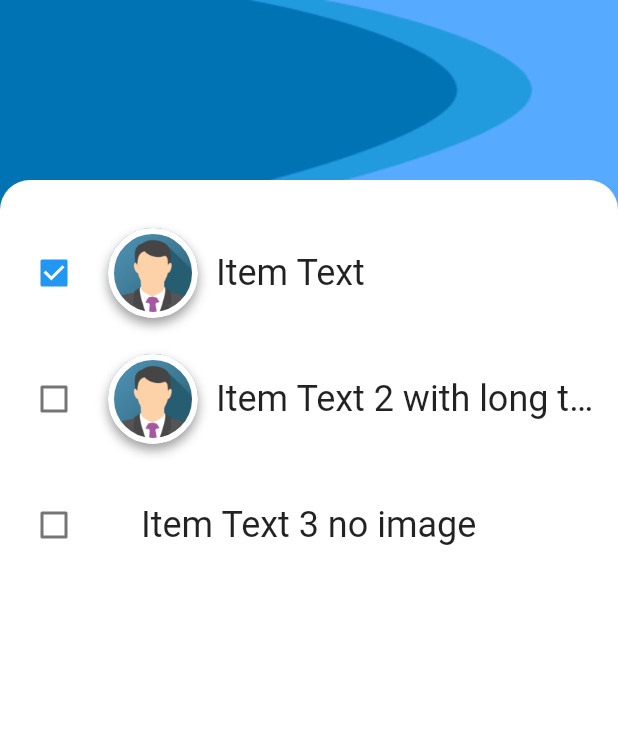
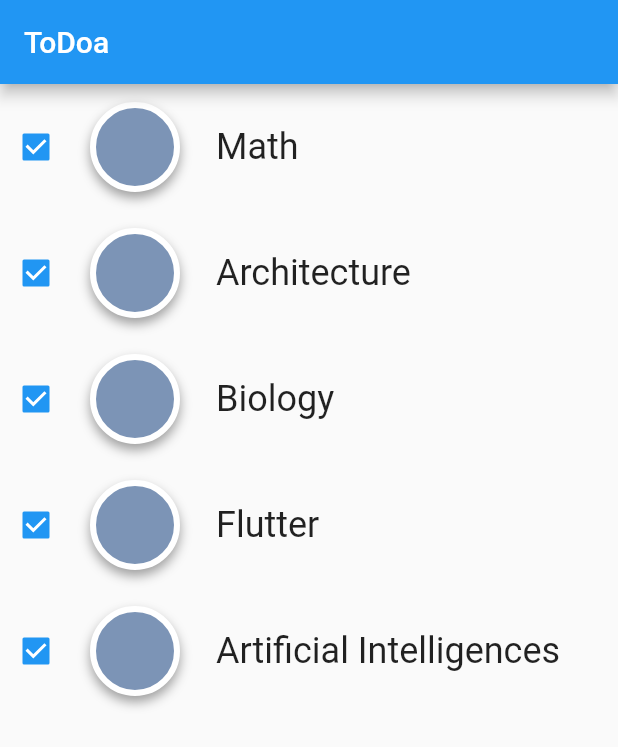
Before and after one commit to lamrak/flutter_app_todoa, a Flutter app: the screen it shows after launch, on a phone screen of 412 x 824 dp. Shown: the top 747 px of the screen. Run offline on Flutter 3.47's test engine with Material 2 defaults, Android fonts, the phone set to English and light mode, and no system bars.

Commit message:
Feat: prepare code before lesson

```diff
--- a/lib/main.dart
+++ b/lib/main.dart
@@ -1,16 +1,18 @@
 import 'package:flutter/material.dart';
+import 'package:flutter_app_todoa/to_do_row.dart';
 
 void main() {
-  runApp(MyApp());
+  runApp(const MyApp());
 }
 
 class MyApp extends StatelessWidget {
+  const MyApp({Key key}) : super(key: key);
+
   // This widget is the root of your application.
   @override
   Widget build(BuildContext context) {
     return MaterialApp(
-      debugShowCheckedModeBanner: false,
-      title: 'Flutter Demo',
+      title: 'ToDoa',
       theme: ThemeData(
         primarySwatch: Colors.blue,
       ),
@@ -20,132 +22,32 @@ class MyApp extends StatelessWidget {
 }
 
 class HomePage extends StatelessWidget {
+  HomePage({Key key}) : super(key: key);
+
+  var todoItems = [
+    'Math',
+    'Architecture',
+    'Biology',
+    'Flutter',
+    'Artificial Intelligences',
+  ];
+
   @override
   Widget build(BuildContext context) {
     return Scaffold(
-      backgroundColor: Colors.white,
-      body: Column(
-        children: [
-          _buildTopBar(context),
-          _buildBodyContent(),
-        ],
+      appBar: AppBar(
+        title: Text('ToDoa'),
       ),
-    );
-  }
+      body: Center(
+          child: ListView.builder(
+        // Let the ListView know how many items it needs to build.
+        itemCount: todoItems.length,
+        itemBuilder: (context, index) {
+          var item = todoItems[index];
 
-  Column _buildBodyContent() {
-    return Column(
-      children: [
-        TileItem(
-          isChecked: true,
-          title: 'Item Text',
-          image: 'assets/avatar_holder.png',
-        ),
-        TileItem(
-          isChecked: false,
-          title: 'Item Text 2 with long text',
-          image: 'assets/avatar_holder.png',
-        ),
-        TileItem(
-          isChecked: false,
-          title: 'Item Text 3 no image',
-          image: null,
-        ),
-      ],
-    );
-  }
-
-  Stack _buildTopBar(BuildContext context) {
-    return Stack(
-      children: [
-        Container(
-          width: double.infinity, // MediaQuery.of(context).size.width
-          height: 140,
-          decoration: BoxDecoration(
-            image: DecorationImage(
-              fit: BoxFit.fill,
-              image: AssetImage('assets/bg_header.png'),
-            ),
-          ),
-        ),
-        Positioned(
-          right: 0,
-          bottom: 0,
-          child: Container(
-            height: 20.0,
-            width: MediaQuery.of(context).size.width,
-            decoration: BoxDecoration(
-              color: Colors.white,
-              borderRadius: BorderRadius.only(
-                  topLeft: Radius.circular(20.0),
-                  topRight: Radius.circular(20.0)),
-            ),
-          ),
-        ),
-      ],
+          return ToDoRow(title: item);
+        },
+      )), // This trailing comma makes auto-formatting nicer for build methods.
     );
   }
 }
-
-class TileItem extends StatelessWidget {
-  final bool isChecked;
-  final String image;
-  final String title;
-
-  TileItem({
-    this.isChecked = false,
-    this.title,
-    this.image,
-  });
-
-  @override
-  Widget build(BuildContext context) {
-    bool isImageExists = !(image == null || image.isEmpty);
-
-    return Container(
-      padding: EdgeInsets.symmetric(vertical: 0.0, horizontal: 12.0),
-      child: Row(
-        children: [
-          Checkbox(
-            value: isChecked,
-            onChanged: (bool value) {},
-          ),
-          Container(
-            margin: EdgeInsets.all(12.0),
-            width: isImageExists ? 60.0 : 10.0,
-            height: 60.0,
-            decoration: isImageExists
-                ? BoxDecoration(
-                    color: const Color(0xff7c94b6),
-                    image: DecorationImage(
-                      image: AssetImage(image),
-                      fit: BoxFit.cover,
-                    ),
-                    borderRadius: BorderRadius.all(Radius.circular(50.0)),
-                    border: Border.all(
-                      color: Colors.white,
-                      width: 4.0,
-                    ),
-                    boxShadow: [
-                      BoxShadow(
-                        color: Colors.grey,
-                        offset: Offset(0.0, 4.0), //(x,y)
-                        blurRadius: 6.0,
-                      ),
-                    ],
-                  )
-                : null,
-          ),
-          Expanded(
-            child: Text(
-              title,
-              maxLines: 1,
-              overflow: TextOverflow.ellipsis,
-              style: TextStyle(fontSize: 24),
-            ),
-          )
-        ],
-      ),
-    );
-  }
-}
--- /dev/null
+++ b/lib/to_do_row.dart
@@ -0,0 +1,45 @@
+import 'package:flutter/material.dart';
+
+class ToDoRow extends StatelessWidget {
+  final String title;
+
+  ToDoRow({Key key, this.title}) : super(key: key);
+
+  @override
+  Widget build(BuildContext context) {
+    return Row(
+      children: [
+        Checkbox(
+          value: true,
+          onChanged: (bool value) {},
+        ),
+        Container(
+          margin: const EdgeInsets.all(12.0),
+          width: 60.0,
+          height: 60.0,
+          decoration: BoxDecoration(
+            color: const Color(0xff7c94b6),
+            borderRadius: const BorderRadius.all(Radius.circular(50.0)),
+            border: Border.all(
+              color: Colors.white,
+              width: 4.0,
+            ),
+            boxShadow: const [
+              BoxShadow(
+                color: Colors.grey,
+                offset: Offset(0.0, 4.0),
+                blurRadius: 6.0,
+              ),
+            ],
+          ),
+        ),
+        Container(
+            margin: const EdgeInsets.symmetric(horizontal: 12.0, vertical: 0.0),
+            child: Text(
+              title,
+              style: const TextStyle(fontSize: 24),
+            ))
+      ],
+    );
+  }
+}
```
Also changed, not shown: pubspec.lock.
